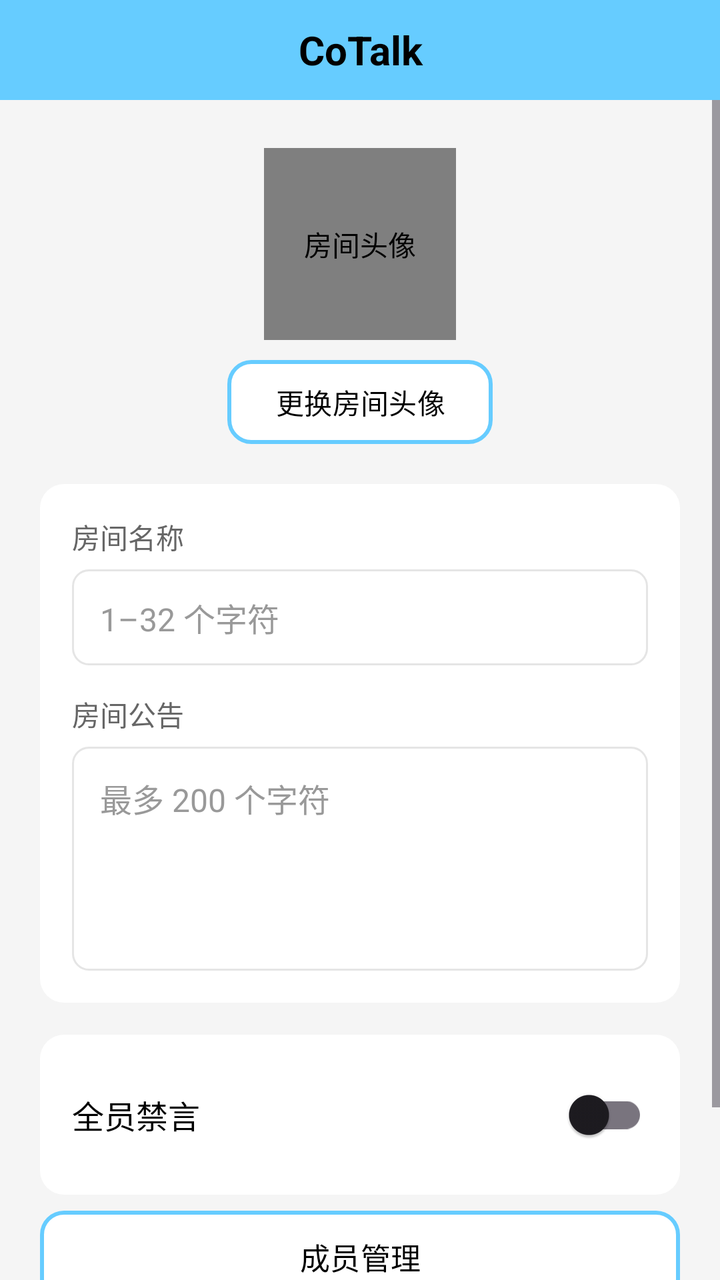
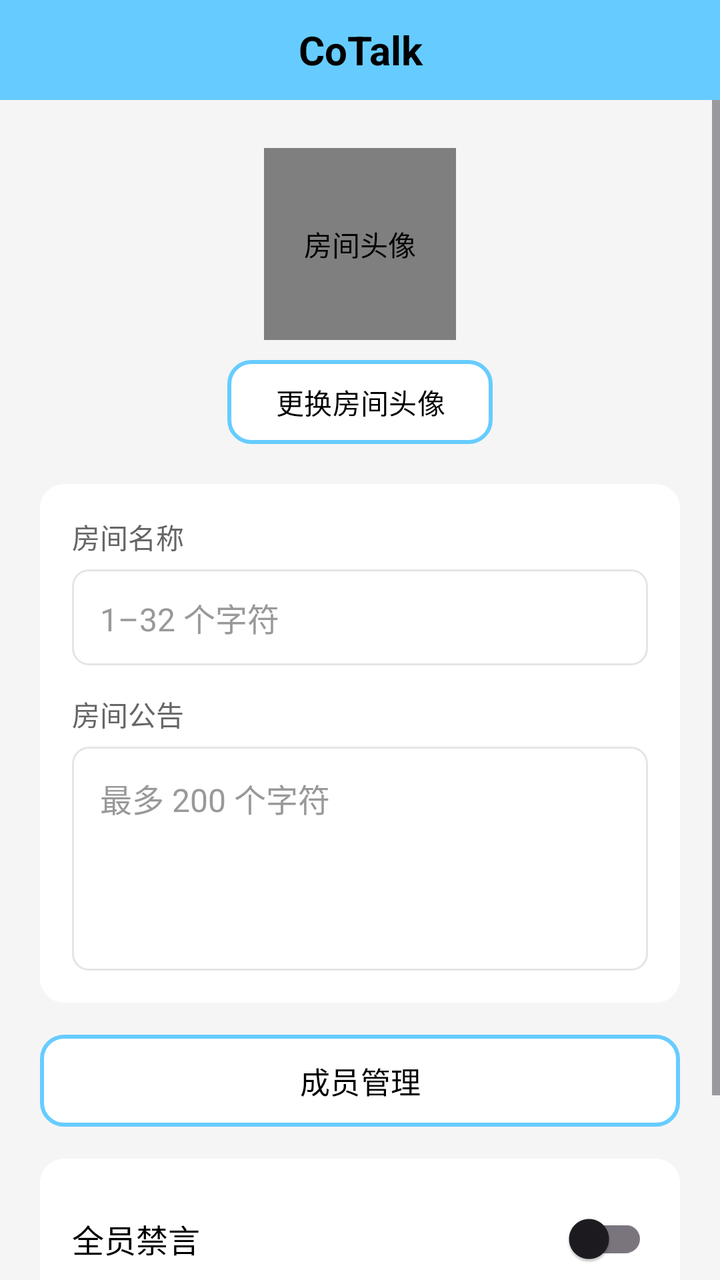

Screens rendered from an Android XML layout before and after an edit, with the pre-edit source and the edit as a unified diff.
<!-- AndroidManifest.xml: application theme Theme.CoTalkProject -->
<!-- res/layout/activity_room_admin.xml -->
<?xml version="1.0" encoding="utf-8"?>
<LinearLayout xmlns:android="http://schemas.android.com/apk/res/android"
    xmlns:app="http://schemas.android.com/apk/res-auto"
    xmlns:tools="http://schemas.android.com/tools"
    android:id="@+id/room_admin_root"
    android:layout_width="match_parent"
    android:layout_height="match_parent"
    android:background="@color/bg_page"
    android:orientation="vertical"
    tools:context=".ui.admin.RoomAdminActivity">

    <include
        android:id="@+id/title_bar"
        layout="@layout/layout_title_bar"
        android:layout_width="match_parent"
        android:layout_height="wrap_content" />

    <ScrollView
        android:layout_width="match_parent"
        android:layout_height="0dp"
        android:layout_weight="1"
        android:clipToPadding="false"
        android:fillViewport="true"
        android:overScrollMode="never">

        <LinearLayout
            android:layout_width="match_parent"
            android:layout_height="wrap_content"
            android:gravity="center_horizontal"
            android:orientation="vertical"
            android:paddingStart="20dp"
            android:paddingTop="24dp"
            android:paddingEnd="20dp"
            android:paddingBottom="24dp">

            <com.example.cotalkproject.ui.widget.AvatarView
                android:id="@+id/iv_room_admin_avatar"
                android:layout_width="96dp"
                android:layout_height="96dp"
                android:contentDescription="@string/room_admin_avatar" />

            <com.google.android.material.button.MaterialButton
                android:id="@+id/btn_room_admin_avatar"
                android:layout_width="wrap_content"
                android:layout_height="42dp"
                android:layout_marginTop="10dp"
                android:insetTop="0dp"
                android:insetBottom="0dp"
                android:stateListAnimator="@null"
                android:text="@string/room_admin_change_avatar"
                android:textColor="@color/text_primary"
                android:textSize="14sp"
                app:backgroundTint="@color/surface"
                app:cornerRadius="12dp"
                app:rippleColor="@color/blue_ty"
                app:strokeColor="@color/blue_ty"
                app:strokeWidth="2dp" />

            <LinearLayout
                android:layout_width="match_parent"
                android:layout_height="wrap_content"
                android:layout_marginTop="20dp"
                android:background="@drawable/bg_card"
                android:orientation="vertical"
                android:padding="16dp">

                <TextView
                    android:layout_width="match_parent"
                    android:layout_height="wrap_content"
                    android:text="@string/room_admin_name"
                    android:textColor="@color/text_secondary"
                    android:textSize="14sp" />

                <EditText
                    android:id="@+id/et_room_admin_name"
                    android:layout_width="match_parent"
                    android:layout_height="48dp"
                    android:layout_marginTop="6dp"
                    android:background="@drawable/et_round"
                    android:hint="@string/room_admin_name_hint"
                    android:inputType="text"
                    android:maxLength="32"
                    android:maxLines="1"
                    android:paddingStart="14dp"
                    android:paddingEnd="14dp"
                    android:singleLine="true"
                    android:textColor="@color/text_primary"
                    android:textColorHint="@color/text_hint"
                    android:textSize="16sp" />

                <TextView
                    android:layout_width="match_parent"
                    android:layout_height="wrap_content"
                    android:layout_marginTop="14dp"
                    android:text="@string/room_admin_announcement"
                    android:textColor="@color/text_secondary"
                    android:textSize="14sp" />

                <EditText
                    android:id="@+id/et_room_admin_announcement"
                    android:layout_width="match_parent"
                    android:layout_height="112dp"
                    android:layout_marginTop="6dp"
                    android:background="@drawable/et_round"
                    android:gravity="top|start"
                    android:hint="@string/room_admin_announcement_hint"
                    android:inputType="textMultiLine"
                    android:maxLength="200"
                    android:maxLines="5"
                    android:padding="14dp"
                    android:textColor="@color/text_primary"
                    android:textColorHint="@color/text_hint"
                    android:textSize="16sp" />
            </LinearLayout>

            <LinearLayout
                android:layout_width="match_parent"
                android:layout_height="wrap_content"
                android:layout_marginTop="16dp"
                android:background="@drawable/bg_card"
                android:gravity="center_vertical"
                android:orientation="horizontal"
                android:padding="16dp">

                <TextView
                    android:layout_width="0dp"
                    android:layout_height="wrap_content"
                    android:layout_weight="1"
                    android:text="@string/room_admin_mute_all"
                    android:textColor="@color/text_primary"
                    android:textSize="16sp" />

                <androidx.appcompat.widget.SwitchCompat
                    android:id="@+id/switch_room_mute_all"
                    android:layout_width="wrap_content"
                    android:layout_height="wrap_content" />
            </LinearLayout>

            <com.google.android.material.button.MaterialButton
                android:id="@+id/btn_room_admin_members"
                android:layout_width="match_parent"
                android:layout_height="46dp"
                android:layout_marginTop="8dp"
                android:insetTop="0dp"
                android:insetBottom="0dp"
                android:stateListAnimator="@null"
                android:text="@string/room_admin_members"
                android:textColor="@color/text_primary"
                android:textSize="15sp"
                app:backgroundTint="@color/surface"
                app:cornerRadius="12dp"
                app:rippleColor="@color/blue_ty"
                app:strokeColor="@color/blue_ty"
                app:strokeWidth="2dp" />

            <com.google.android.material.button.MaterialButton
                android:id="@+id/btn_room_admin_save"
                android:layout_width="match_parent"
                android:layout_height="48dp"
                android:layout_marginTop="18dp"
                android:insetTop="0dp"
                android:insetBottom="0dp"
                android:stateListAnimator="@null"
                android:text="@string/room_admin_save"
                android:textColor="@color/text_on_accent"
                android:textSize="16sp"
                android:textStyle="bold"
                app:backgroundTint="@color/blue_ty"
                app:cornerRadius="12dp"
                app:rippleColor="@color/blue_dark"
                app:strokeColor="@color/blue_dark"
                app:strokeWidth="2dp" />

        </LinearLayout>
    </ScrollView>
</LinearLayout>
<!-- res/layout/layout_title_bar.xml (included above) -->
<?xml version="1.0" encoding="utf-8"?>
<androidx.constraintlayout.widget.ConstraintLayout xmlns:android="http://schemas.android.com/apk/res/android"
    xmlns:app="http://schemas.android.com/apk/res-auto"
    android:layout_width="match_parent"
    android:layout_height="wrap_content"
    android:minHeight="50dp"
    android:background="@drawable/bg_title_bar">

    <TextView
        android:id="@+id/btn_back"
        android:layout_width="80dp"
        android:layout_height="50dp"
        android:background="?attr/selectableItemBackground"
        android:contentDescription="@string/back"
        android:gravity="center"
        android:text="@string/back"
        android:textColor="@color/text_primary"
        android:textSize="16sp"
        android:visibility="gone"
        app:layout_constraintStart_toStartOf="parent"
        app:layout_constraintTop_toTopOf="parent" />

    <TextView
        android:id="@+id/btn_action_refresh"
        android:layout_width="80dp"
        android:layout_height="50dp"
        android:background="?attr/selectableItemBackground"
        android:gravity="center"
        android:text="@string/admin_moderation_refresh"
        android:textColor="@color/text_primary"
        android:textSize="16sp"
        android:visibility="gone"
        app:layout_constraintEnd_toEndOf="parent"
        app:layout_constraintTop_toTopOf="parent" />

    <TextView
        android:id="@+id/tv_title"
        android:layout_width="0dp"
        android:layout_height="50dp"
        android:gravity="center"
        android:singleLine="true"
        android:text="@string/title_home"
        android:textColor="@color/text_primary"
        android:textSize="20sp"
        android:textStyle="bold"
        app:layout_constraintEnd_toEndOf="parent"
        app:layout_constraintStart_toStartOf="parent"
        app:layout_constraintTop_toTopOf="parent" />

    <LinearLayout
        android:id="@+id/ll_actions"
        android:layout_width="wrap_content"
        android:layout_height="50dp"
        android:gravity="center_vertical"
        android:orientation="horizontal"
        android:paddingStart="4dp"
        android:paddingEnd="4dp"
        android:visibility="gone"
        app:layout_constraintEnd_toEndOf="parent"
        app:layout_constraintTop_toTopOf="parent">

        <ImageButton
            android:id="@+id/btn_action_server_info"
            android:layout_width="48dp"
            android:layout_height="48dp"
            android:background="?attr/selectableItemBackgroundBorderless"
            android:contentDescription="@string/server_info"
            android:padding="12dp"
            android:scaleType="centerInside"
            android:src="@drawable/ic_info"
            android:tint="@color/text_primary"
            android:visibility="gone" />

        <ImageButton
            android:id="@+id/btn_action_room_admin"
            android:layout_width="48dp"
            android:layout_height="48dp"
            android:background="?attr/selectableItemBackgroundBorderless"
            android:contentDescription="@string/room_admin_entry"
            android:padding="12dp"
            android:scaleType="centerInside"
            android:src="@drawable/ic_settings"
            android:tint="@color/text_primary"
            android:visibility="gone" />

    </LinearLayout>

</androidx.constraintlayout.widget.ConstraintLayout>
<!-- resources referenced by this layout -->
<resources>
  <color name="bg_page">#FFF5F5F5</color>
  <color name="blue_dark">#FF33B5E5</color>
  <color name="blue_ty">#FF66CCFF</color>
  <color name="surface">#FFFFFFFF</color>
  <color name="text_hint">#FF999999</color>
  <color name="text_on_accent">#FF000000</color>
  <color name="text_primary">#FF000000</color>
  <color name="text_secondary">#FF666666</color>
  <!-- drawable bg_card (drawable) -->
  <?xml version="1.0" encoding="utf-8"?>
  <shape xmlns:android="http://schemas.android.com/apk/res/android"
      android:shape="rectangle">
      <solid android:color="@color/surface" />
      <corners android:radius="12dp" />
  </shape>
  <!-- drawable bg_title_bar (drawable) -->
  <?xml version="1.0" encoding="utf-8"?>
  <shape xmlns:android="http://schemas.android.com/apk/res/android"
      android:shape="rectangle">
  
      <solid android:color="@color/title_bar_bg" />
  
  </shape>
  <!-- drawable et_round (drawable) -->
  <?xml version="1.0" encoding="utf-8"?>
  <shape xmlns:android="http://schemas.android.com/apk/res/android"
      android:shape="rectangle">
      <solid android:color="@color/surface" />
      <corners android:radius="8dp" />
      <stroke
          android:width="1dp"
          android:color="@color/divider" />
  </shape>
  <!-- drawable ic_info (drawable) -->
  <?xml version="1.0" encoding="utf-8"?>
  <vector xmlns:android="http://schemas.android.com/apk/res/android"
      android:width="24dp"
      android:height="24dp"
      android:viewportWidth="24"
      android:viewportHeight="24">
      <path
          android:fillColor="#FF000000"
          android:pathData="M11,17h2v-6h-2v6zM12,2C6.48,2 2,6.48 2,12s4.48,10 10,10 10,-4.48 10,-10S17.52,2 12,2zM12,20c-4.41,0 -8,-3.59 -8,-8s3.59,-8 8,-8 8,3.59 8,8 -3.59,8 -8,8zM11,9h2V7h-2v2z" />
  </vector>
  <string name="admin_moderation_refresh">刷新</string>
  <string name="back">&lt; 返回</string>
  <string name="room_admin_announcement">房间公告</string>
  <string name="room_admin_announcement_hint">最多 200 个字符</string>
  <string name="room_admin_avatar">房间头像</string>
  <string name="room_admin_change_avatar">更换房间头像</string>
  <string name="room_admin_entry">房间管理</string>
  <string name="room_admin_members">成员管理</string>
  <string name="room_admin_mute_all">全员禁言</string>
  <string name="room_admin_name">房间名称</string>
  <string name="room_admin_name_hint">1–32 个字符</string>
  <string name="room_admin_save">保存房间信息</string>
  <string name="server_info">房间信息</string>
  <string name="title_home">CoTalk</string>
  <style name="Theme.CoTalkProject" parent="Base.Theme.CoTalkProject" />
  <color name="title_bar_bg">#FF66CCFF</color>
  <color name="divider">#FFE5E5E5</color>
  <style name="Base.Theme.CoTalkProject" parent="Theme.Material3.Light.NoActionBar">
          <item name="colorPrimary">@color/blue_ty</item>
          <item name="colorOnPrimary">@color/text_primary</item>
          <item name="colorSecondary">@color/blue_dark</item>
          <item name="colorOnSecondary">@color/text_primary</item>
          <item name="android:colorAccent">@color/blue_ty</item>
  
          <item name="android:windowBackground">@color/bg_page</item>
          <item name="android:statusBarColor">@color/title_bar_bg</item>
          <item name="android:navigationBarColor">@color/surface</item>
          <item name="android:windowLightStatusBar">true</item>
          <item name="android:windowLightNavigationBar" tools:targetApi="o_mr1">true</item>
          <item name="android:forceDarkAllowed" tools:targetApi="q">false</item>
      </style>
  <!-- unchanged entries left out for length: 1 -->
</resources>

<!-- the commit's change to res/layout/activity_room_admin.xml (unified diff, before → after) -->
@@ -113,34 +113,11 @@
                     android:textSize="16sp" />
             </LinearLayout>
 
-            <LinearLayout
-                android:layout_width="match_parent"
-                android:layout_height="wrap_content"
-                android:layout_marginTop="16dp"
-                android:background="@drawable/bg_card"
-                android:gravity="center_vertical"
-                android:orientation="horizontal"
-                android:padding="16dp">
-
-                <TextView
-                    android:layout_width="0dp"
-                    android:layout_height="wrap_content"
-                    android:layout_weight="1"
-                    android:text="@string/room_admin_mute_all"
-                    android:textColor="@color/text_primary"
-                    android:textSize="16sp" />
-
-                <androidx.appcompat.widget.SwitchCompat
-                    android:id="@+id/switch_room_mute_all"
-                    android:layout_width="wrap_content"
-                    android:layout_height="wrap_content" />
-            </LinearLayout>
-
             <com.google.android.material.button.MaterialButton
                 android:id="@+id/btn_room_admin_members"
                 android:layout_width="match_parent"
                 android:layout_height="46dp"
-                android:layout_marginTop="8dp"
+                android:layout_marginTop="16dp"
                 android:insetTop="0dp"
                 android:insetBottom="0dp"
                 android:stateListAnimator="@null"
@@ -152,6 +129,29 @@
                 app:rippleColor="@color/blue_ty"
                 app:strokeColor="@color/blue_ty"
                 app:strokeWidth="2dp" />
+
+            <LinearLayout
+                android:layout_width="match_parent"
+                android:layout_height="wrap_content"
+                android:layout_marginTop="16dp"
+                android:background="@drawable/bg_card"
+                android:gravity="center_vertical"
+                android:orientation="horizontal"
+                android:padding="16dp">
+
+                <TextView
+                    android:layout_width="0dp"
+                    android:layout_height="wrap_content"
+                    android:layout_weight="1"
+                    android:text="@string/room_admin_mute_all"
+                    android:textColor="@color/text_primary"
+                    android:textSize="16sp" />
+
+                <androidx.appcompat.widget.SwitchCompat
+                    android:id="@+id/switch_room_mute_all"
+                    android:layout_width="wrap_content"
+                    android:layout_height="wrap_content" />
+            </LinearLayout>
 
             <com.google.android.material.button.MaterialButton
                 android:id="@+id/btn_room_admin_save"
